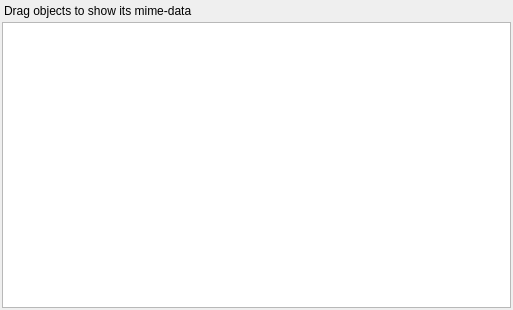
jakimowb/enmapbox_testmigration2, file enmapbox/gui/ui/mimedatadockwidget.ui: the form before one commit.
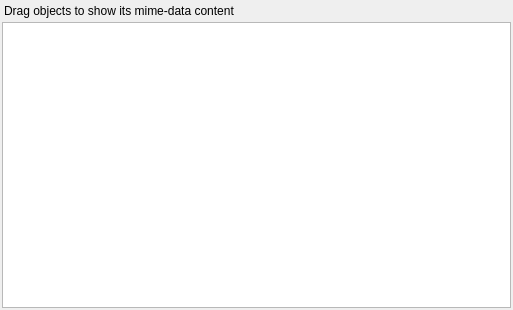
The form after the commit. Custom widgets are drawn as their Qt base class.

```diff
--- a/enmapbox/gui/ui/mimedatadockwidget.ui
+++ b/enmapbox/gui/ui/mimedatadockwidget.ui
@@ -38,7 +38,7 @@
       <item>
        <widget class="QLabel" name="label">
         <property name="text">
-         <string>Drag objects to show its mime-data</string>
+         <string>Drag objects to show its mime-data content</string>
         </property>
        </widget>
       </item>
```
Left out of the diff: 24 changed lines with no effect on the pictures.
